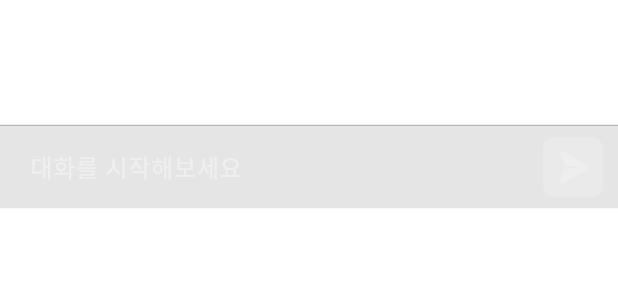
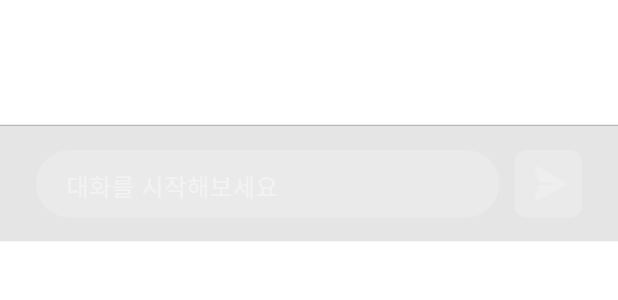
Before and after one commit to Nein-to-Sick/bandi_official, a Flutter app: the ChatMessageBar widget shown alone on an empty page, opened directly, on a phone screen of 412 x 824 dp. Shown: the top 300 px of the screen. Run offline on Flutter 3.47's test engine with Material 3 defaults, Android fonts, the phone set to English and light mode, and no system bars; our stand-ins replace assets_audio_player, cloud_firestore, cloud_functions, firebase_auth, firebase_core, firebase_messaging and 6 more; missing offline and left inert: dart_openai, flutter_app_badge_control, wrapped_korean_text; accounts and stored records are empty; Roboto replaces fonts that are missing (IBMPlexSansKR).

Commit message:
[Update] ai chat 디자인, 알림 수정
ai chat message bar 디자인 수정
알림시 어플 아이콘 뱃지 관련 기능 추가

```diff
--- a/lib/components/no_reuse/chat_message_bar.dart
+++ b/lib/components/no_reuse/chat_message_bar.dart
@@ -45,6 +45,8 @@ class _ChatMessageBarState extends State<ChatMessageBar> {
         return false;
       }
     }
+
+    final bottomHeight = MediaQuery.of(context).padding.bottom;
 
     return Column(
       mainAxisSize: MainAxisSize.min,
@@ -130,7 +132,7 @@ class _ChatMessageBarState extends State<ChatMessageBar> {
             child: AnimatedContainer(
               duration: const Duration(milliseconds: 100),
               curve: Curves.easeOutCirc,
-              height: 56,
+              height: 78 + bottomHeight,
               decoration: BoxDecoration(
                 color: BandiColor.foundationColor10(context),
                 border: Border(
@@ -140,17 +142,28 @@ class _ChatMessageBarState extends State<ChatMessageBar> {
                   ),
                 ),
               ),
+              child: Padding(
+                padding:
+                    EdgeInsets.only(left: 24, right: 24, bottom: bottomHeight),
                 child: Row(
                   mainAxisSize: MainAxisSize.min,
+                  mainAxisAlignment: MainAxisAlignment.center,
                   children: [
                     Flexible(
                       child: IgnorePointer(
                         ignoring: diaryAiChatController.isChatResponsLoading,
+                        child: Container(
+                          height: 45,
+                          decoration: BoxDecoration(
+                            color: BandiColor.neutralColor20(context),
+                            borderRadius: BorderRadius.circular(100),
+                          ),
                           child: TextField(
                             onChanged: (text) {
                               diaryAiChatController.updateTexfieldMessage();
                             },
-                        controller: diaryAiChatController.chatTextController,
+                            controller:
+                                diaryAiChatController.chatTextController,
                             focusNode: diaryAiChatController.chatFocusNode,
                             keyboardType: TextInputType.multiline,
                             maxLines: null,
@@ -159,10 +172,12 @@ class _ChatMessageBarState extends State<ChatMessageBar> {
                               color: BandiColor.neutralColor100(context),
                             ),
                             decoration: InputDecoration(
-                          hintText: (diaryAiChatController.isChatResponsLoading)
+                              hintText:
+                                  (diaryAiChatController.isChatResponsLoading)
                                       ? '답변 중이에요'
                                       : '대화를 시작해보세요',
-                          hintStyle: BandiFont.labelMedium(context)?.copyWith(
+                              hintStyle:
+                                  BandiFont.labelMedium(context)?.copyWith(
                                 color: BandiColor.neutralColor40(context),
                               ),
                               border: InputBorder.none,
@@ -171,9 +186,11 @@ class _ChatMessageBarState extends State<ChatMessageBar> {
                           ),
                         ),
                       ),
-                  Padding(
-                    padding: const EdgeInsets.only(right: 10),
-                    child: GestureDetector(
+                    ),
+                    const SizedBox(
+                      width: 10,
+                    ),
+                    GestureDetector(
                       onTapDown: (sendButtonCondition())
                           ? null
                           : (_) {
@@ -201,8 +218,8 @@ class _ChatMessageBarState extends State<ChatMessageBar> {
                             },
                       child: AnimatedContainer(
                         duration: const Duration(milliseconds: 300),
-                        width: 40,
-                        height: 40,
+                        width: 45,
+                        height: 45,
                         decoration: BoxDecoration(
                           color: (sendButtonCondition())
                               ? BandiColor.neutralColor20(context) // Disabled
@@ -221,8 +238,7 @@ class _ChatMessageBarState extends State<ChatMessageBar> {
                             color: (sendButtonCondition())
                                 ? BandiColor.neutralColor20(context) // Disabled
                                 : BandiColor.neutralColor80(context), // Default
-                            size: 24,
-                          ),
+                            size: 26,
                           ),
                         ),
                       ),
@@ -231,6 +247,7 @@ class _ChatMessageBarState extends State<ChatMessageBar> {
                 ),
               ),
             ),
+          ),
         )
       ],
     );
--- a/lib/controller/alarm_controller.dart
+++ b/lib/controller/alarm_controller.dart
@@ -74,9 +74,10 @@ class AlarmController with ChangeNotifier {
           ),
           android: AndroidNotificationDetails(
             "1",
-            "test",
+            "local notification",
             importance: Importance.max,
             priority: Priority.high,
+            channelShowBadge: true,
           ),
         );
 
--- a/lib/main.dart
+++ b/lib/main.dart
@@ -8,6 +8,7 @@ import 'package:bandi_official/theme/custom_theme_mode.dart';
 import 'package:bandi_official/view/navigation.dart';
 import 'package:firebase_core/firebase_core.dart';
 import 'package:flutter/services.dart';
+import 'package:flutter_app_badge_control/flutter_app_badge_control.dart';
 import 'package:flutter_dotenv/flutter_dotenv.dart';
 import 'package:provider/provider.dart';
 import 'controller/home_to_write.dart';
@@ -42,6 +43,9 @@ Future<void> main() async {
 
   // local notification setting
   alarmController.localNotificationInitialization();
+
+  // remove message badge
+  FlutterAppBadgeControl.removeBadge();
 
   runApp(const MainApp());
 }
--- a/lib/view/alarm/alarm_view.dart
+++ b/lib/view/alarm/alarm_view.dart
@@ -13,6 +13,7 @@ import 'package:bandi_official/view/home/home_view.dart';
 import 'package:bandi_official/view/mail/detail_view.dart';
 import 'package:cloud_firestore/cloud_firestore.dart';
 import 'package:flutter/material.dart';
+import 'package:flutter_app_badge_control/flutter_app_badge_control.dart';
 import 'package:phosphor_flutter/phosphor_flutter.dart';
 import 'package:provider/provider.dart';
 import 'dart:developer' as dev;
@@ -37,6 +38,8 @@ class _AlarmViewState extends State<AlarmView> {
   Future<void> _initializeControllers() async {
     mailController = Provider.of<MailController>(context, listen: false);
     mailController!.updateNotificationsDataToDB();
+    // remove message badge
+    FlutterAppBadgeControl.removeBadge();
   }
 
   @override
--- a/lib/view/diary_ai_chat/diary_ai_chat_view.dart
+++ b/lib/view/diary_ai_chat/diary_ai_chat_view.dart
@@ -90,8 +90,7 @@ class _DiaryAIChatPageState extends State<DiaryAIChatPage> {
           disableLeadingButton: diaryAiChatController.isChatResponsLoading,
           disableTrailingButton: diaryAiChatController.isChatResponsLoading,
         ),
-        body: SafeArea(
-          child: Column(
+        body: Column(
           children: [
             Expanded(
               child: Align(
@@ -133,7 +132,6 @@ class _DiaryAIChatPageState extends State<DiaryAIChatPage> {
           ],
         ),
       ),
-      ),
     );
   }
 }
--- a/pubspec.yaml
+++ b/pubspec.yaml
@@ -38,6 +38,7 @@ dependencies:
   firebase_analytics: ^11.3.0
   permission_handler: ^11.3.1
   flutter_local_notifications: ^17.2.2
+  flutter_app_badge_control: ^0.0.1
 
 
 dev_dependencies:
```
Also changed, not shown: lib/view/mail/mail_view.dart (+12 -10 lines), pubspec.lock, 1 other file. Lines whose indentation alone changed are shown as unchanged.
